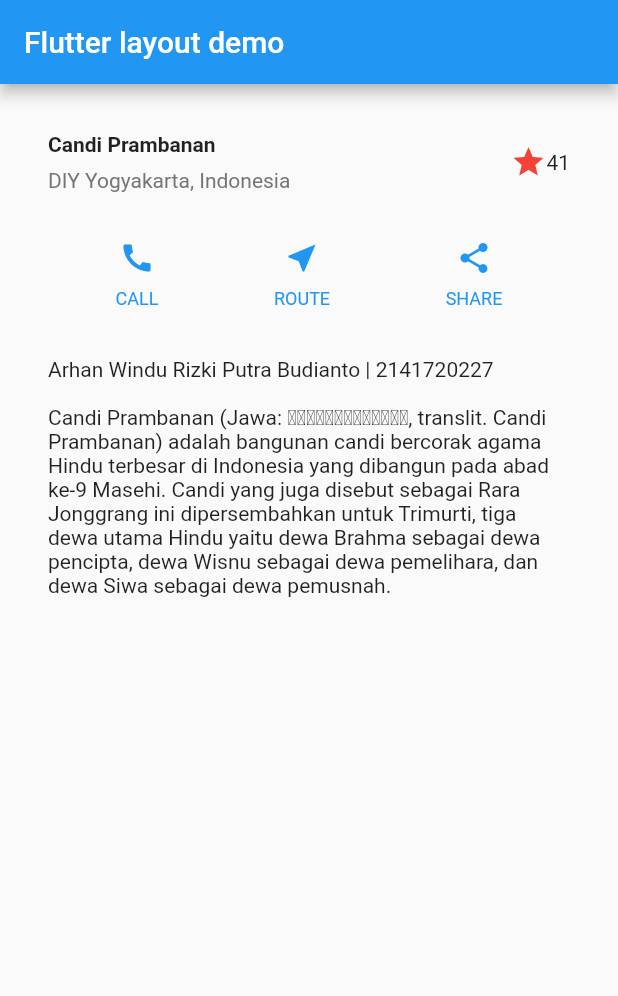
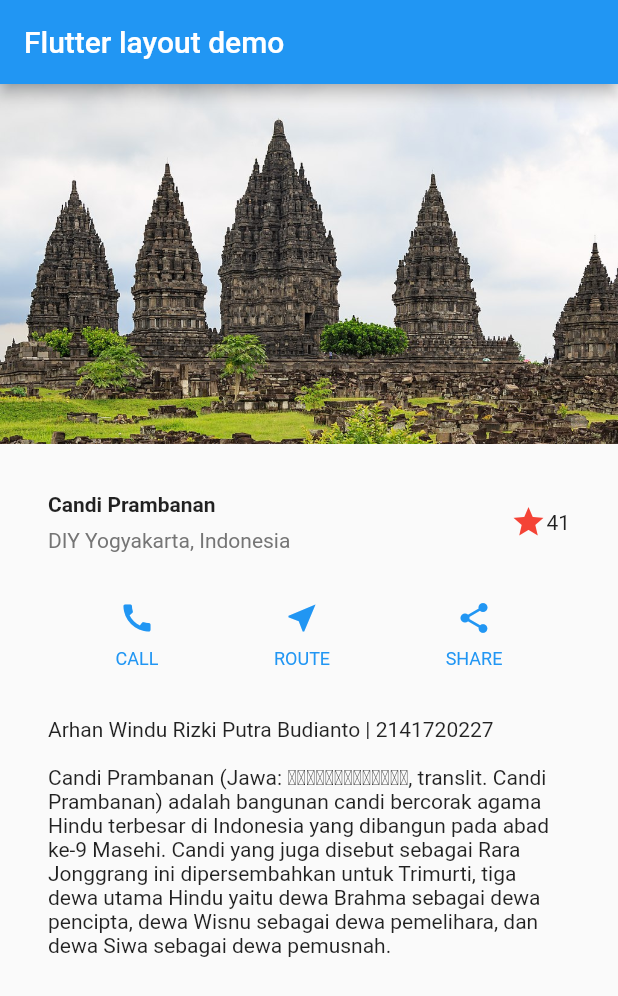
Before and after one commit to ArhanWR/flutter-layout, a Flutter app: the screen it shows after launch, on a phone screen of 412 x 824 dp. Shown: the top 996 px of the screen. Run offline on Flutter 3.47's test engine with Material 2 defaults, Android fonts, the phone set to English and light mode, and no system bars.

Commit message:
Praktikum 4

```diff
--- a/lib/main.dart
+++ b/lib/main.dart
@@ -68,8 +68,14 @@ class MyApp extends StatelessWidget {
         appBar: AppBar(
           title: const Text('Flutter layout demo'),
         ),
-        body: Column(
+        body: ListView(
           children: [
+            Image.asset(
+              'assets/prambanan.jpg',
+              width: 600,
+              height: 240,
+              fit: BoxFit.cover,
+            ),
             titleSection,
             buttonSection,
             textSection
--- a/pubspec.yaml
+++ b/pubspec.yaml
@@ -52,6 +52,7 @@ dev_dependencies:
 
 # The following section is specific to Flutter packages.
 flutter:
+
   assets:
     - assets/prambanan.jpg
 
```
